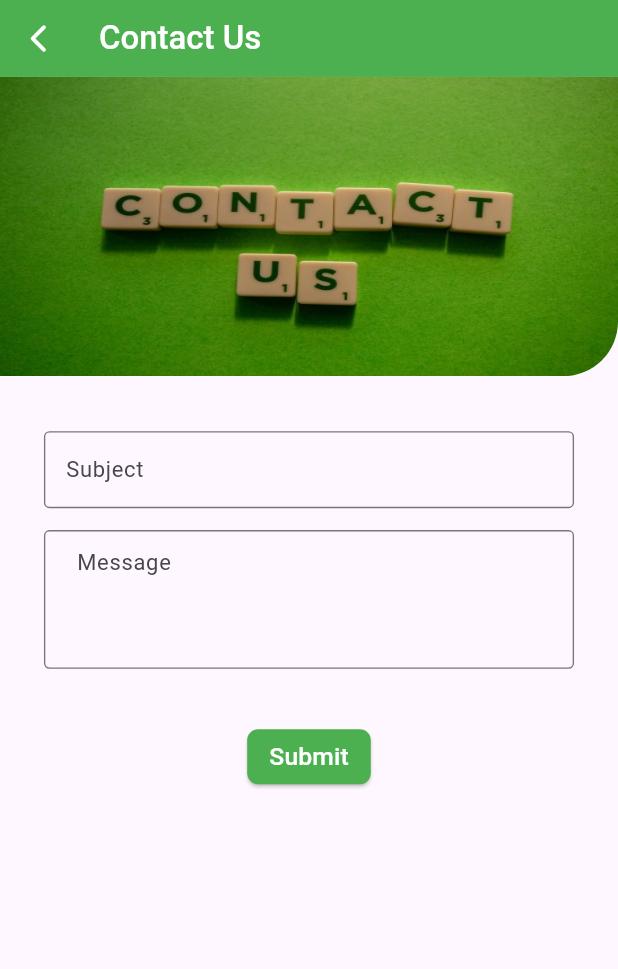
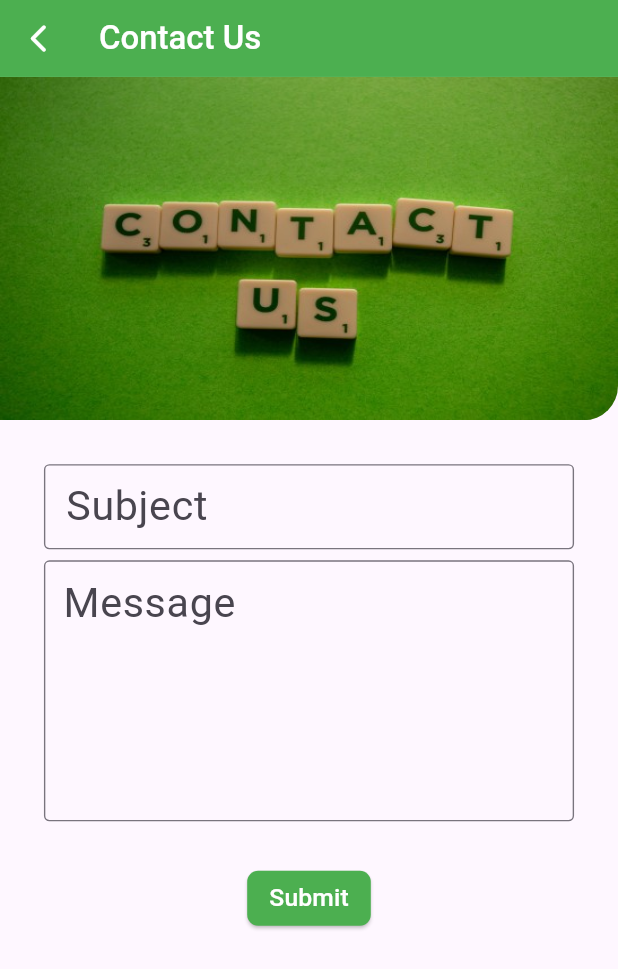
Before and after one commit to PearlOrganisationApplications/Ristal_Institute, a Flutter app: the ContactScreen screen opened directly, on a phone screen of 412 x 824 dp. Shown: the top 969 px of the screen. Run offline on Flutter 3.47's test engine with Material 2 defaults, Android fonts, the phone set to English and light mode, and no system bars; our stand-ins replace carousel_indicator, carousel_slider, flutter_svg, image_picker, responsive_framework and 2 more; missing offline and left inert: cache_manager, dart:ffi, flutter_email_sender; accounts and stored records are empty.

Commit message:
Updated UI

```diff
--- a/lib/App/Preferences/app_preferences.dart
+++ b/lib/App/Preferences/app_preferences.dart
@@ -10,18 +10,18 @@ class AppPreferences {
 
   ///User Display Name getter
   static String? getDisplayName(String displayName) {
-    String? s = _preferences.getString(AppKeys.userData);
+    String s = _preferences.getString(AppKeys.userDisplayName) ?? 'Dummy Name';
     return s!;
   }
 
   ///User Display Name Setter
   static void setDisplayName( String displayName){
-    _preferences.setString(AppKeys.userData, displayName);
+    _preferences.setString(AppKeys.userDisplayName, displayName);
   }
 
   ///User Email getter
   static String? getEmailAddress(String email) {
-    String? s = _preferences.getString(AppKeys.userEmail);
+    String s = _preferences.getString(AppKeys.userEmail) ?? 'dummy@email.today';
     return s!;
   }
 
--- a/lib/Src/Core/change.notifier.dart
+++ b/lib/Src/Core/change.notifier.dart
@@ -51,7 +51,7 @@ class AuthenticationNotifier with ChangeNotifier {
       dynamic authData = parseData['data'];
 
       if (isAuthenticated) {
-        WriteCache.setString(key: AppKeys.userData, value: authData)
+        WriteCache.setString(key: AppKeys.userDisplayName, value: authData)
             .whenComplete(
           () => Navigator.of(context).pushReplacementNamed(AppRouter.homeRoute),
         );
--- a/lib/Src/Screens/Contact Screen/contact.screen.dart
+++ b/lib/Src/Screens/Contact Screen/contact.screen.dart
@@ -66,14 +66,7 @@ class _ContactScreenState extends State<ContactScreen> {
       appBar: CustomAppBar.customAppBarWithBack(title: "Contact Us"),
       body: SingleChildScrollView(
         child: Column(
-          mainAxisAlignment: MainAxisAlignment.center,
-          mainAxisSize: MainAxisSize.max,
-          // mainAxisAlignment: MainAxisAlignment.spaceBetween,
-          crossAxisAlignment: CrossAxisAlignment.center,
           children: <Widget>[
-
-
-            ///Commented recipient TextField for Single mail address
             /*Padding(
               padding: const EdgeInsets.symmetric(vertical: 8.0, horizontal: 32.0),
               child: TextField(
@@ -88,91 +81,61 @@ class _ContactScreenState extends State<ContactScreen> {
             ),*/
 
             Container(
-              padding: EdgeInsets.only(bottom: 32.0),
+              width: MediaQuery.of(context).size.width,
+              height: 250,
               decoration: BoxDecoration(
-                border: Border(top: BorderSide(color: Colors.green, width: 0)),
+                border: Border(top: BorderSide(width: 0, color: Colors.green)),
               ),
-                height: 250,
-                width: double.infinity,
-                child: ClipRRect(
-                    borderRadius: BorderRadius.only(bottomRight: Radius.circular(40)),
-                    child: Image.asset("assets/images/contact_us.jpg", fit: BoxFit.fill,)
-                )
+              child: ClipRRect(
+                borderRadius: BorderRadius.only(bottomRight: Radius.circular(25)),
+                child: Image.asset("assets/images/contact_us.jpg", fit: BoxFit.fill,),
+              ),
             ),
-
-            //Spacer(flex: 1),
-
             Padding(
-              padding: const EdgeInsets.symmetric(vertical: 8.0, horizontal: 32.0),
+              padding: const EdgeInsets.only(top: 32.0, left: 32.0, right: 32.0),
               child: TextField(
+                //autofocus: true,
+                style: TextStyle(fontSize: 20),
                 keyboardType: TextInputType.text,
                 textInputAction: TextInputAction.next,
                 controller: _subjectController,
                 decoration: const InputDecoration(
                   border: OutlineInputBorder(),
                   labelText: 'Subject',
+                  labelStyle: TextStyle(fontSize: 30),
                   hintText: "Write Subject here",
+                  hintStyle: TextStyle(fontSize: 20),
                 ),
               ),
             ),
             Padding(
-              padding: const EdgeInsets.symmetric(vertical: 8.0, horizontal: 32.0),
+              padding: const EdgeInsets.only(top:8.0, bottom: 32.0, left: 32.0, right: 32.0),
               child: TextField(
+                style: TextStyle(fontSize: 20),
                 keyboardType: TextInputType.text,
                 textInputAction: TextInputAction.done,
                 controller: _bodyController,
-                maxLines: 5,
-                minLines: 3,
-                //expands: true,
-                style: const TextStyle(fontSize: 18),
+                minLines: 5,
+                maxLines: 7,
                 textAlignVertical: TextAlignVertical.top,
                 decoration: const InputDecoration(
-
                   border: OutlineInputBorder(),
+                  contentPadding: EdgeInsets.symmetric(horizontal: 10, vertical: 20),
                   labelText: 'Message',
                   alignLabelWithHint: true,
-                  contentPadding:
-                  EdgeInsets.symmetric(horizontal: 20, vertical: 10),
                   hintText: "Write message here...",
+                  labelStyle: TextStyle(fontSize: 30),
                   hintStyle: TextStyle(
+                    fontSize: 20
                     // color: AppColors.blueZodiac,
                   ),
-                  /*enabledBorder: OutlineInputBorder(
-                    borderRadius: BorderRadius.all(
-                      Radius.circular(12),
-                    ),
-                    borderSide: BorderSide(
-                      width: 1.5,
-                    ),
-                  ),
-                  focusedBorder: OutlineInputBorder(
-                    borderRadius: BorderRadius.all(
-                      Radius.circular(8),
-                    ),
-                  ),*/
+
                 ),
               ),
             ),
 
-
-            ///Commented Checkbox ListTile for no use in this screen
-            /*CheckboxListTile(
-              contentPadding:
-                  const EdgeInsets.symmetric(vertical: 0.0, horizontal: 32.0),
-              title: const Text('HTML'),
-              onChanged: (bool? value) {
-                if (value != null) {
-                  setState(() {
-                    isHTML = value;
-                  });
-                }
-              },
-              value: isHTML,
-            ),*/
-
-
             Padding(
-              padding: const EdgeInsets.symmetric(vertical: 32.0),
+              padding: EdgeInsets.only(bottom: 32.0),
               child: ElevatedButton(onPressed: send, style: ElevatedButton.styleFrom(
                 foregroundColor: Colors.white10,
                 backgroundColor: Colors.green,
@@ -180,14 +143,10 @@ class _ContactScreenState extends State<ContactScreen> {
                 padding: EdgeInsets.symmetric(horizontal: 16),
                 shape: const RoundedRectangleBorder(
                   borderRadius: BorderRadius.all(Radius.circular(8.0)),
-              ),), child: const Text("Submit", style: TextStyle(color: Colors.white, fontSize: 18),),
+              ),
+              ), child: const Text("Submit", style: TextStyle(color: Colors.white, fontSize: 18),),
               ),
             ),
-
-            //Spacer(flex: 2),
-
-
-            ///No use of Address in this Screen
             /*Padding(
               padding: const EdgeInsets.only(left: 50.0),
               child: Column(
@@ -255,3 +214,11 @@ class _ContactScreenState extends State<ContactScreen> {
     );
   }
 }
+
+Future<void> _launchURL(String url) async {
+  if (await canLaunchUrl(Uri.parse(url))) {
+    await launchUrl(Uri.parse(url));
+  } else {
+    print("Could Not Launch $url");
+  }
+}
--- a/lib/Src/Screens/Course/course.page.dart
+++ b/lib/Src/Screens/Course/course.page.dart
@@ -2,6 +2,7 @@ import 'dart:ffi';
 
 import 'package:flutter/foundation.dart';
 import 'package:flutter/material.dart';
+import 'package:flutter/scheduler.dart';
 import 'package:flutter/services.dart';
 import 'package:flutter_svg/svg.dart';
 import 'package:ristal_institute/Src/Screens/Course/Widgets/course.widget.dart';
@@ -195,7 +196,7 @@ class _CourseScreenState extends State<CourseScreen> {
     var color = Colors.white;
     bool isDarkMode = false;
     try {
-      var brightness = MediaQuery.of(context).platformBrightness;
+      var brightness = SchedulerBinding.instance.platformDispatcher.platformBrightness;
       isDarkMode = brightness == Brightness.dark;
       if (isDarkMode) {
         color = Colors.black;
--- a/lib/utils/Constant/App Key/key.dart
+++ b/lib/utils/Constant/App Key/key.dart
@@ -1,6 +1,6 @@
 class AppKeys {
   static String appMode = 'darkMode';
-  static String userData = 'Name';
+  static String userDisplayName = 'Name';
   static String userEmail ="Email";
   static String razorKey = 'rzp_test_ImLClDOqMc2kc1';
   static String onBoardDone = 'onBoard';
```
Also changed, not shown: lib/Src/Screens/Profile/Widget/edit.profile.dart (+5 -7 lines), lib/Src/Screens/Profile/profile.screen.dart (+8 -5 lines), lib/Src/Screens/Splash Screen/splash.screen.dart (+14 -5 lines), lib/Src/Widget/circle_avatar_with_title.dart (+10 -7 lines).
